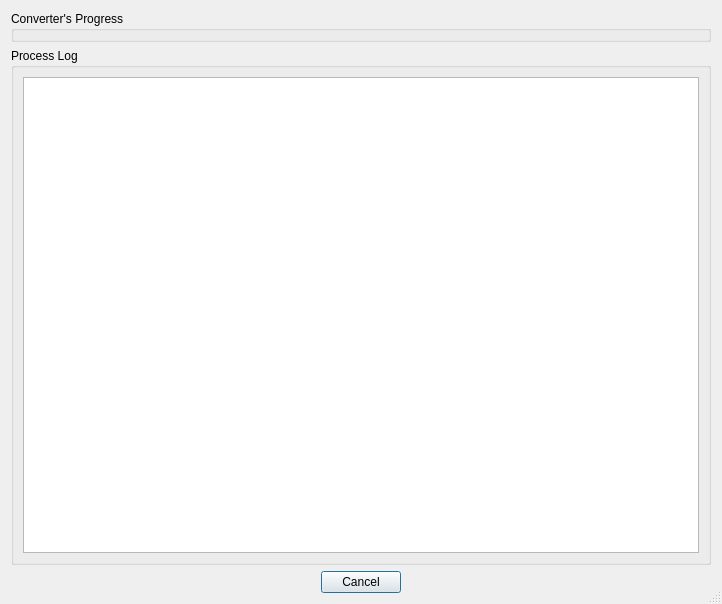
Above: ProcessDialog.ui from FelixdelasPozas/transcodertomp3 before the change. Below: the same form after it.
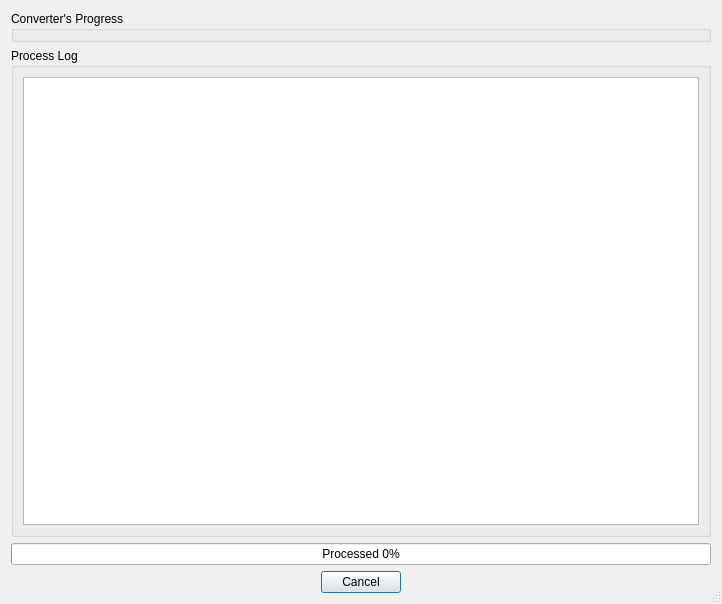
That is the form after the change. Icons and pictures are not drawn.

The edit to the form file:
```diff
--- a/ProcessDialog.ui
+++ b/ProcessDialog.ui
@@ -32,7 +32,7 @@
   <property name="modal">
    <bool>true</bool>
   </property>
-  <layout class="QVBoxLayout" name="verticalLayout" stretch="0,1,0">
+  <layout class="QVBoxLayout" name="verticalLayout" stretch="0,1,0,0">
    <item>
     <widget class="QGroupBox" name="m_converters">
      <property name="title">
@@ -52,6 +52,22 @@
      </layout>
     </widget>
    </item>
+   <item>
+    <widget class="QProgressBar" name="m_globalProgress">
+     <property name="toolTip">
+      <string>Total conversion progress</string>
+     </property>
+     <property name="value">
+      <number>0</number>
+     </property>
+     <property name="alignment">
+      <set>Qt::AlignCenter</set>
+     </property>
+     <property name="format">
+      <string>Processed %p%</string>
+     </property>
+    </widget>
+   </item>
    <item>
     <layout class="QHBoxLayout" name="horizontalLayout">
      <item>
```
